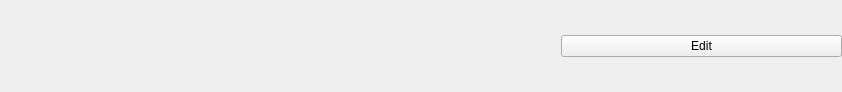
First picture: the form in deck/deck_default/deckbar.ui, repository sunnibn/deck_ui, before the edit.
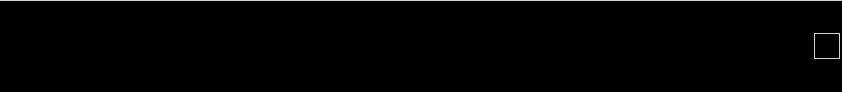
Second picture: the form after the edit. Icons and pictures are not drawn.

Commit message: feat(ui): bar, display ui adjustment - bar button applied

Patch:
```diff
--- a/deck/deck_default/deckbar.ui
+++ b/deck/deck_default/deckbar.ui
@@ -13,6 +13,9 @@
   <property name="windowTitle">
    <string>Form</string>
   </property>
+  <property name="styleSheet">
+   <string notr="true"/>
+  </property>
   <layout class="QGridLayout" name="gridLayout">
    <property name="leftMargin">
     <number>0</number>
@@ -28,6 +31,13 @@
    </property>
    <item row="0" column="0">
     <widget class="QWidget" name="widget" native="true">
+     <property name="styleSheet">
+      <string notr="true">QWidget#widget{
+	border: none;
+	border-top: 1px solid lightgray;
+	background: black;
+}</string>
+     </property>
      <layout class="QHBoxLayout" name="horizontalLayout_2">
       <property name="spacing">
        <number>0</number>
@@ -49,11 +59,46 @@
       </item>
       <item>
        <widget class="QWidget" name="midWidget" native="true">
-        <layout class="QHBoxLayout" name="horizontalLayout_3"/>
+        <layout class="QHBoxLayout" name="horizontalLayout_3">
+         <property name="spacing">
+          <number>0</number>
+         </property>
+         <property name="leftMargin">
+          <number>0</number>
+         </property>
+         <property name="topMargin">
+          <number>0</number>
+         </property>
+         <property name="rightMargin">
+          <number>0</number>
+         </property>
+         <property name="bottomMargin">
+          <number>0</number>
+         </property>
+        </layout>
        </widget>
       </item>
       <item>
        <widget class="QWidget" name="rightWidget" native="true">
+        <property name="layoutDirection">
+         <enum>Qt::LeftToRight</enum>
+        </property>
+        <property name="styleSheet">
+         <string notr="true">QPushButton {
+	background: black;
+	margin: 2px;
+	padding: 2px;
+}
+QPushButton:hover {
+	background: gray;
+}
+QPushButton#editBtn {
+	max-width: 20px;
+	max-height: 20px;
+	border: 1px solid lightgray;
+	image: url(:assets/icon_setting_64.png);
+}</string>
+        </property>
         <layout class="QHBoxLayout" name="horizontalLayout">
          <property name="spacing">
           <number>0</number>
@@ -70,10 +115,26 @@
          <property name="bottomMargin">
           <number>0</number>
          </property>
+         <item>
+          <spacer name="horizontalSpacer">
+           <property name="orientation">
+            <enum>Qt::Horizontal</enum>
+           </property>
+           <property name="sizeHint" stdset="0">
+            <size>
+             <width>40</width>
+             <height>20</height>
+            </size>
+           </property>
+          </spacer>
+         </item>
          <item>
           <widget class="QPushButton" name="editBtn">
+           <property name="styleSheet">
+            <string notr="true"/>
+           </property>
            <property name="text">
-            <string>Edit</string>
+            <string/>
            </property>
           </widget>
          </item>
```
Left out of the diff: 3 changed lines with no effect on the pictures. The commit also changes 18 other files.
